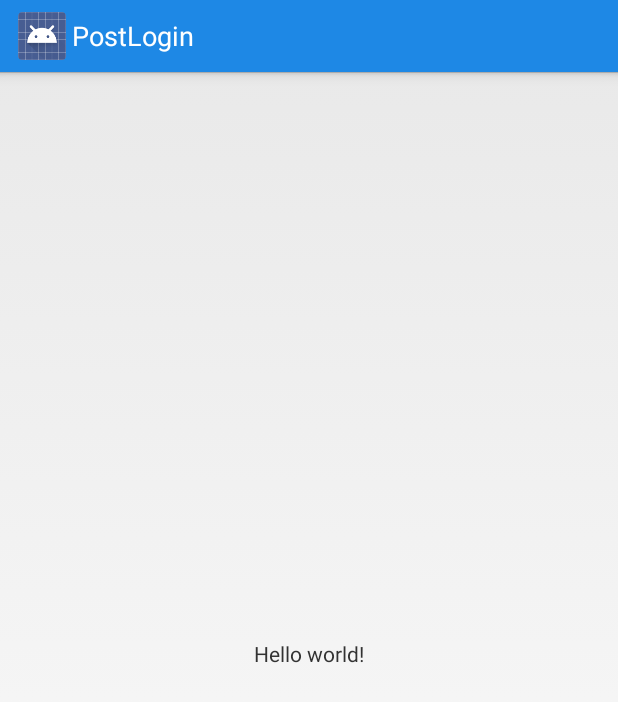
After one commit to rajohns08/MaterialLogin, an Android app: the PostLogin screen opened directly, with no data from a screen before it, on a phone screen of 412 x 824 dp. The commit adds this screen. Shown: the top 702 px of the screen. Run offline under Robolectric (Android 15) with nearby library versions, the phone set to English and light mode, and no system bars.

Commit message:
updating action bar color

```diff
--- a/app/src/main/AndroidManifest.xml
+++ b/app/src/main/AndroidManifest.xml
@@ -16,6 +16,12 @@
                 <category android:name="android.intent.category.LAUNCHER" />
             </intent-filter>
         </activity>
+
+        <activity
+            android:name=".PostLogin"
+            android:label="PostLogin" >
+        </activity>
+
     </application>
 
 </manifest>
--- /dev/null
+++ b/app/src/main/java/com/example/rajohns/materiallogin/PostLogin.java
@@ -0,0 +1,17 @@
+package com.example.rajohns.materiallogin;
+
+import android.app.Activity;
+import android.os.Bundle;
+
+/**
+ * Created by rajohns on 2/3/15.
+ *
+ */
+public class PostLogin extends Activity {
+
+    @Override
+    protected void onCreate(Bundle savedInstanceState) {
+        super.onCreate(savedInstanceState);
+        setContentView(R.layout.post_login);
+    }
+}
--- a/app/src/main/res/layout/activity_main.xml
+++ b/app/src/main/res/layout/activity_main.xml
@@ -9,7 +9,8 @@
 
     <RelativeLayout
         android:layout_width="wrap_content"
-        android:layout_height="wrap_content">
+        android:layout_height="wrap_content"
+        android:layout_centerInParent="true">
 
         <com.gc.materialdesign.views.ButtonRectangle
             android:id="@+id/button"
--- /dev/null
+++ b/app/src/main/res/layout/post_login.xml
@@ -0,0 +1,13 @@
+<?xml version="1.0" encoding="utf-8"?>
+<RelativeLayout xmlns:android="http://schemas.android.com/apk/res/android"
+                android:layout_width="match_parent"
+                android:layout_height="match_parent">
+
+    <TextView
+        android:layout_width="wrap_content"
+        android:layout_height="wrap_content"
+        android:text="@string/hello_world"
+        android:layout_centerInParent="true"
+        />
+
+</RelativeLayout>
--- /dev/null
+++ b/app/src/main/res/values/colors.xml
@@ -0,0 +1,4 @@
+<?xml version="1.0" encoding="utf-8"?>
+<resources>
+    <item name="white" type="color">#FFFFFFFF</item>
+</resources>
--- a/app/src/main/res/values/styles.xml
+++ b/app/src/main/res/values/styles.xml
@@ -1,8 +1,17 @@
 <resources>
 
     <!-- Base application theme. -->
-    <style name="AppTheme" parent="Theme.AppCompat.Light.DarkActionBar">
-        <!-- Customize your theme here. -->
+    <style name="AppTheme" parent="@android:style/Theme.Holo.Light">
+        <item name="android:actionBarStyle">@style/ActionBarTheme</item>
+    </style>
+
+    <style name="ActionBarTheme" parent="@android:style/Widget.Holo.Light.ActionBar">
+        <item name="android:background">#1E88E5</item>
+        <item name="android:titleTextStyle">@style/ActionBarTextTheme</item>
+    </style>
+
+    <style name="ActionBarTextTheme" parent="@android:style/TextAppearance.Holo.Widget.ActionBar.Title">
+        <item name="android:textColor">@color/white</item>
     </style>
 
 </resources>
```
Also changed, not shown: app/src/main/java/com/example/rajohns/materiallogin/MainActivity.java (+24 -1 lines).
